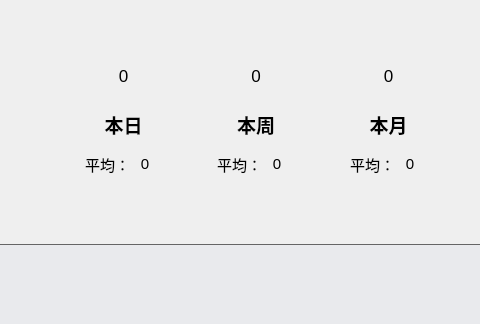
Above: gui/statisWidget.ui from WatsonJay/tomato_farm before the change; both pictures show x 300 to 780 and y 0 to 324 of the 886 by 541 pixel window. Below: the same form after it.
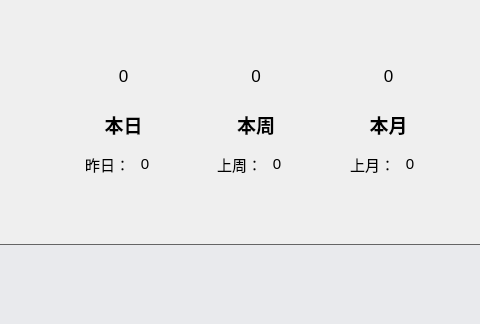
That is the form after the change.

The edit to the form file:
```diff
--- a/gui/statisWidget.ui
+++ b/gui/statisWidget.ui
@@ -112,7 +112,7 @@
               </font>
              </property>
              <property name="text">
-              <string>平均：</string>
+              <string>昨日：</string>
              </property>
              <property name="alignment">
               <set>Qt::AlignCenter</set>
@@ -265,7 +265,7 @@
               </font>
              </property>
              <property name="text">
-              <string>平均：</string>
+              <string>上周：</string>
              </property>
              <property name="alignment">
               <set>Qt::AlignCenter</set>
@@ -412,7 +412,7 @@
               </font>
              </property>
              <property name="text">
-              <string>平均：</string>
+              <string>上月：</string>
              </property>
              <property name="alignment">
               <set>Qt::AlignCenter</set>
```
Left out of the diff: 6 changed lines with no effect on the pictures.
